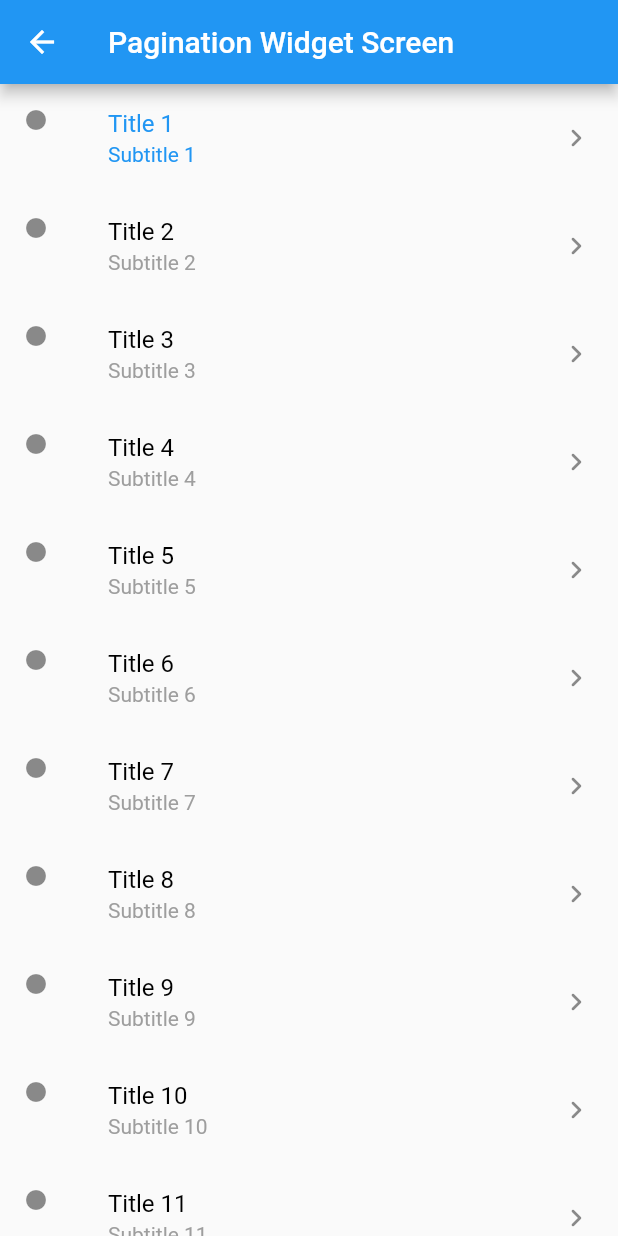
After one commit to channdara/flutter_tutorial, a Flutter app: the screen it shows after launch, after a tap on "Custom ListView", on a phone screen of 412 x 824 dp. The commit adds this screen. Run offline on Flutter 3.47's test engine with Material 3 defaults, Android fonts, the phone set to English and light mode, and no system bars; our stand-ins replace dio; missing offline and left inert: flutter_displaymode; network calls fail.

```diff
--- a/lib/src/screen/main_screen/main_screen.dart
+++ b/lib/src/screen/main_screen/main_screen.dart
@@ -2,6 +2,8 @@ import 'package:flutter/material.dart';
 
 import '../../extension/contex_extension.dart';
 import '../normal_pagination_screen/normal_pagination_screen.dart';
+import '../pagination_api_screen/pagination_api_screen.dart';
+import '../pagination_widget_screen/pagination_widget_screen.dart';
 import '../preload_pagination_screen/preload_pagination_screen.dart';
 import 'main_screen_widget.dart';
 
@@ -37,6 +39,22 @@ class _MainScreenState extends State<MainScreen> {
               subtitle:
                   'This will show a demo of a pre-load pagination list view which add more data before the scroll reached to the bottom of the list',
             ),
+            MainScreenWidget(
+              onTap: () {
+                context.push(const PaginationApiScreen());
+              },
+              title: 'Pagination with API',
+              subtitle:
+                  'Demo of the implementation of pagination with real API request',
+            ),
+            MainScreenWidget(
+              onTap: () {
+                context.push(const PaginationWidgetScreen());
+              },
+              title: 'Custom ListView',
+              subtitle:
+                  'Custom Pagination ListView Widget for more easier to copy and use across multiple projects',
+            ),
           ],
         ),
       ),
--- /dev/null
+++ b/lib/src/screen/pagination_widget_screen/pagination_widget_screen.dart
@@ -0,0 +1,58 @@
+import 'package:flutter/material.dart';
+
+import '../../model/foo.dart';
+import '../../widget/foo_widget.dart';
+import '../../widget/pagination_list_view.dart';
+
+class PaginationWidgetScreen extends StatefulWidget {
+  const PaginationWidgetScreen({super.key});
+
+  @override
+  State<PaginationWidgetScreen> createState() => _PaginationWidgetScreenState();
+}
+
+class _PaginationWidgetScreenState extends State<PaginationWidgetScreen> {
+  final PaginationScrollController controller = PaginationScrollController();
+  int page = 1;
+
+  @override
+  void initState() {
+    WidgetsBinding.instance.addPostFrameCallback((timeStamp) {
+      _generateFooItems(false);
+    });
+    controller.setupScrollListener(() {
+      _generateFooItems();
+    }, reserveSpace: 0.5);
+    super.initState();
+  }
+
+  @override
+  void dispose() {
+    controller.dispose();
+    page = 1;
+    super.dispose();
+  }
+
+  Future<void> _generateFooItems([bool delay = true]) async {
+    final data = Foo.generate();
+    if (delay) await Future.delayed(const Duration(seconds: 2));
+    controller.appendData(data, hasNext: ++page <= 5);
+    if (mounted) setState(() {});
+  }
+
+  @override
+  Widget build(BuildContext context) {
+    return Scaffold(
+      appBar: AppBar(title: const Text('Pagination Widget Screen')),
+      body: PaginationListView<Foo>(
+        controller: controller,
+        mainWidget: (context, item) {
+          return FooWidget(foo: item);
+        },
+        loadingWidget: (context) {
+          return Container(height: 32.0, width: 32.0, color: Colors.red);
+        },
+      ),
+    );
+  }
+}
--- /dev/null
+++ b/lib/src/widget/pagination_list_view.dart
@@ -0,0 +1,118 @@
+import 'dart:math';
+
+import 'package:flutter/material.dart';
+
+class PaginationScrollController extends ScrollController {
+  final List<dynamic> mainList = [];
+  bool _hasNext = true;
+  bool _callbackCalled = false;
+
+  @override
+  void dispose() {
+    mainList.clear();
+    _hasNext = true;
+    super.dispose();
+  }
+
+  void appendData(List<dynamic> data, {bool hasNext = true}) {
+    _hasNext = hasNext;
+    _callbackCalled = false;
+    if (mainList.isNotEmpty && mainList.last == _PaginationItemType.loading) {
+      mainList.removeLast();
+    }
+    mainList.addAll(data);
+    if (data.isNotEmpty && hasNext) {
+      mainList.add(_PaginationItemType.loading);
+    }
+  }
+
+  void setupScrollListener(
+    VoidCallback callback, {
+    double reserveSpace = 0.0,
+  }) {
+    addListener(() {
+      final maxScrollExtent = position.maxScrollExtent;
+      final calculate = maxScrollExtent * _clamp(0.0, 1.0, reserveSpace);
+      final reserve = maxScrollExtent - calculate;
+      final reach = offset >= reserve;
+      final inRange = !position.outOfRange;
+      if (reach && inRange && _hasNext && !_callbackCalled) {
+        callback();
+        _callbackCalled = true;
+      }
+    });
+  }
+
+  double _clamp(double minimum, double maximum, double value) =>
+      max(minimum, min(value, maximum));
+}
+
+class PaginationListView<T> extends StatefulWidget {
+  const PaginationListView({
+    super.key,
+    required this.controller,
+    required this.mainWidget,
+    this.padding = EdgeInsets.zero,
+    this.loadingWidget,
+  });
+
+  final Widget Function(BuildContext context, T item) mainWidget;
+  final WidgetBuilder? loadingWidget;
+  final PaginationScrollController controller;
+  final EdgeInsetsGeometry padding;
+
+  @override
+  State<PaginationListView<T>> createState() => _PaginationListViewState<T>();
+}
+
+class _PaginationListViewState<T> extends State<PaginationListView<T>> {
+  Widget _loadingWidget = const _DefaultLoadingWidget();
+
+  @override
+  void initState() {
+    WidgetsBinding.instance.addPostFrameCallback((timeStamp) {
+      if (widget.loadingWidget == null) return;
+      _loadingWidget = widget.loadingWidget!.call(context);
+    });
+    super.initState();
+  }
+
+  @override
+  Widget build(BuildContext context) {
+    return ListView.builder(
+      padding: widget.padding,
+      controller: widget.controller,
+      itemCount: widget.controller.mainList.length,
+      itemBuilder: (context, index) {
+        final item = widget.controller.mainList[index];
+        if (item is T) {
+          return widget.mainWidget(context, item);
+        }
+        if (item == _PaginationItemType.loading) {
+          return _loadingWidget;
+        }
+        return const SizedBox();
+      },
+    );
+  }
+}
+
+class _DefaultLoadingWidget extends StatelessWidget {
+  const _DefaultLoadingWidget();
+
+  @override
+  Widget build(BuildContext context) {
+    return Container(
+      width: double.infinity,
+      alignment: Alignment.center,
+      padding: const EdgeInsets.symmetric(vertical: 32.0),
+      child: const SizedBox(
+        height: 32.0,
+        width: 32.0,
+        child: CircularProgressIndicator.adaptive(),
+      ),
+    );
+  }
+}
+
+enum _PaginationItemType { loading }
--- a/pubspec.yaml
+++ b/pubspec.yaml
@@ -36,6 +36,7 @@ dependencies:
   # Use with the CupertinoIcons class for iOS style icons.
   cupertino_icons: ^1.0.2
   flutter_displaymode: ^0.6.0
+  dio: ^5.4.0
 
 dev_dependencies:
   flutter_test:
```
Also changed, not shown: lib/src/screen/pagination_api_screen/news_event_response.dart (added, +53 -0 lines), lib/src/screen/pagination_api_screen/news_event_widget.dart (added, +53 -0 lines), lib/src/screen/pagination_api_screen/pagination_api_screen.dart (added, +92 -0 lines), pubspec.lock.
